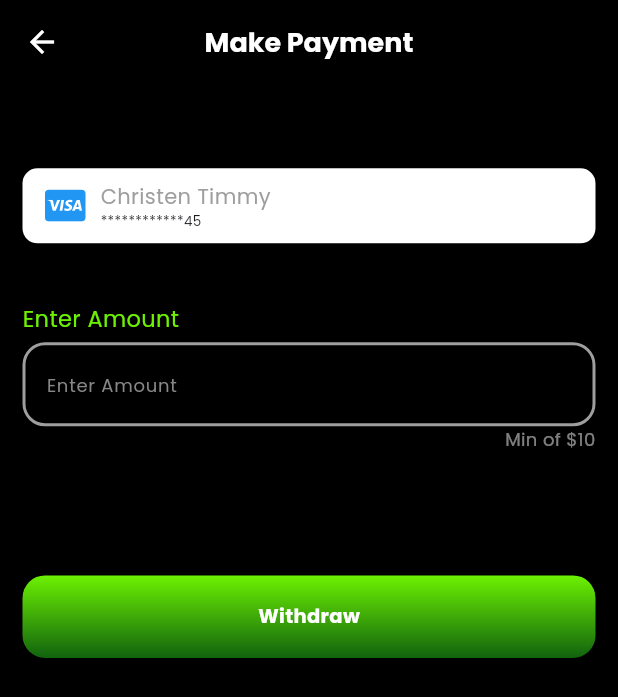
After one commit to Christentimmy/Rider-Eco, a Flutter app: the PayScreen screen opened directly, on a phone screen of 412 x 824 dp. The commit adds this screen. Shown: the top 697 px of the screen. Run offline on Flutter 3.47's test engine with Material 3 defaults, Android fonts, the phone set to English and light mode, and no system bars; our stand-ins replace country_code_picker, flutter_svg, font_awesome_flutter, get, google_fonts, image_picker and 2 more.

Commit message:
pay sreen done

```diff
--- a/lib/pages/home/add_card_screen.dart
+++ b/lib/pages/home/add_card_screen.dart
@@ -106,7 +106,7 @@ class AddCardScreen extends StatelessWidget {
               ),
               const SizedBox(height: 30),
               CommonButton(text: "Save", ontap: () {
-                Get.off(()=> PaymentMethodScreen());
+                Get.off(()=> const PaymentMethodScreen());
               }),
             ],
           ),
--- /dev/null
+++ b/lib/pages/home/pay_screen.dart
@@ -0,0 +1,165 @@
+import 'package:flutter/material.dart';
+import 'package:font_awesome_flutter/font_awesome_flutter.dart';
+import 'package:get/get.dart';
+import 'package:lottie/lottie.dart';
+import 'package:rider/resources/colors.dart';
+import 'package:rider/widgets/custom_button.dart';
+import 'package:rider/widgets/custom_textfield.dart';
+
+class PayScreen extends StatelessWidget {
+  PayScreen({super.key});
+
+  final _searchController = TextEditingController();
+
+  @override
+  Widget build(BuildContext context) {
+    return Scaffold(
+      backgroundColor: Colors.black,
+      appBar: _buildAppBar(),
+      body: Padding(
+        padding: const EdgeInsets.symmetric(
+          horizontal: 15,
+          vertical: 15,
+        ),
+        child: Column(
+          crossAxisAlignment: CrossAxisAlignment.start,
+          children: [
+            SizedBox(height: Get.height * 0.05),
+            Container(
+              height: 50,
+              width: Get.width,
+              padding: const EdgeInsets.symmetric(horizontal: 15),
+              decoration: BoxDecoration(
+                borderRadius: BorderRadius.circular(10),
+                color: Colors.white,
+              ),
+              child: const Row(
+                crossAxisAlignment: CrossAxisAlignment.center,
+                children: [
+                  // Image.asset("assets/images/access.png"),
+                  FaIcon(
+                    FontAwesomeIcons.ccVisa,
+                    color: Colors.blue,
+                  ),
+                  SizedBox(width: 10),
+                  Column(
+                    crossAxisAlignment: CrossAxisAlignment.start,
+                    mainAxisAlignment: MainAxisAlignment.center,
+                    children: [
+                      Text(
+                        "Christen Timmy",
+                        style: TextStyle(
+                          color: Colors.grey,
+                        ),
+                      ),
+                      Text(
+                        "************45",
+                        style: TextStyle(
+                          fontSize: 9,
+                        ),
+                      ),
+                    ],
+                  ),
+                ],
+              ),
+            ),
+            const SizedBox(height: 40),
+            const Text(
+              "Enter Amount",
+              style: TextStyle(
+                fontSize: 15,
+                color: AppColors.primaryColor,
+              ),
+            ),
+            const SizedBox(height: 5),
+            CustomTextField(
+              hintText: "Enter Amount",
+              textStyle: const TextStyle(color: Colors.white),
+              textController: _searchController,
+              textInputType: TextInputType.number,
+            ),
+            Row(
+              mainAxisAlignment: MainAxisAlignment.end,
+              children: [
+                Text(
+                  "Min of \$10",
+                  style: TextStyle(
+                    color: Colors.white.withOpacity(0.5),
+                    fontSize: 12,
+                  ),
+                )
+              ],
+            ),
+            SizedBox(height: Get.height * 0.1),
+            CommonButton(
+              text: "Withdraw",
+              ontap: () {
+                displayDiaogBox(context);
+              },
+            ),
+          ],
+        ),
+      ),
+    );
+  }
+
+  AppBar _buildAppBar() {
+    return AppBar(
+      centerTitle: true,
+      backgroundColor: Colors.black,
+      title: const Text(
+        "Make Payment",
+        style: TextStyle(
+          fontSize: 18,
+          color: Colors.white,
+          fontWeight: FontWeight.bold,
+        ),
+      ),
+      leading: IconButton(
+        onPressed: () => Get.back(),
+        icon: const Icon(
+          Icons.arrow_back,
+          color: Colors.white,
+        ),
+      ),
+    );
+  }
+
+  Future<dynamic> displayDiaogBox(BuildContext context) {
+    return showDialog(
+      context: context,
+      builder: (context) {
+        return Dialog(
+          backgroundColor: Colors.white,
+          child: Padding(
+            padding: const EdgeInsets.symmetric(
+              horizontal: 15,
+              vertical: 45,
+            ),
+            child: Column(
+              mainAxisSize: MainAxisSize.min,
+              children: [
+                Lottie.asset(
+                  "assets/images/suc.json",
+                  width: 120,
+                  fit: BoxFit.cover,
+                ),
+                const Text(
+                  "Withdraw Successful",
+                  textAlign: TextAlign.center,
+                  style: TextStyle(
+                    color: Colors.grey,
+                  ),
+                ),
+                const SizedBox(height: 10),
+                const CircularProgressIndicator(
+                  color: Colors.white,
+                ),
+              ],
+            ),
+          ),
+        );
+      },
+    );
+  }
+}
--- a/lib/pages/home/payment_method_screen.dart
+++ b/lib/pages/home/payment_method_screen.dart
@@ -3,6 +3,7 @@ import 'package:flutter/widgets.dart';
 import 'package:font_awesome_flutter/font_awesome_flutter.dart';
 import 'package:get/get.dart';
 import 'package:rider/pages/home/add_card_screen.dart';
+import 'package:rider/pages/home/pay_screen.dart';
 import 'package:rider/resources/colors.dart';
 
 class PaymentMethodScreen extends StatelessWidget {
@@ -85,6 +86,9 @@ class PaymentMethodScreen extends StatelessWidget {
       crossAxisAlignment: CrossAxisAlignment.start,
       children: [
         ListTile(
+          onTap: (){
+            Get.to(()=> PayScreen());
+          },
           leading: FaIcon(
             icon,
             color: iconColor,
--- a/pubspec.yaml
+++ b/pubspec.yaml
@@ -16,6 +16,7 @@ dependencies:
   google_fonts: ^6.2.1
   image_picker: ^1.1.2
   intl: ^0.20.1
+  lottie: ^3.1.3
   pinput: ^5.0.0
 
 dev_dependencies:
```
Also changed, not shown: pubspec.lock.
